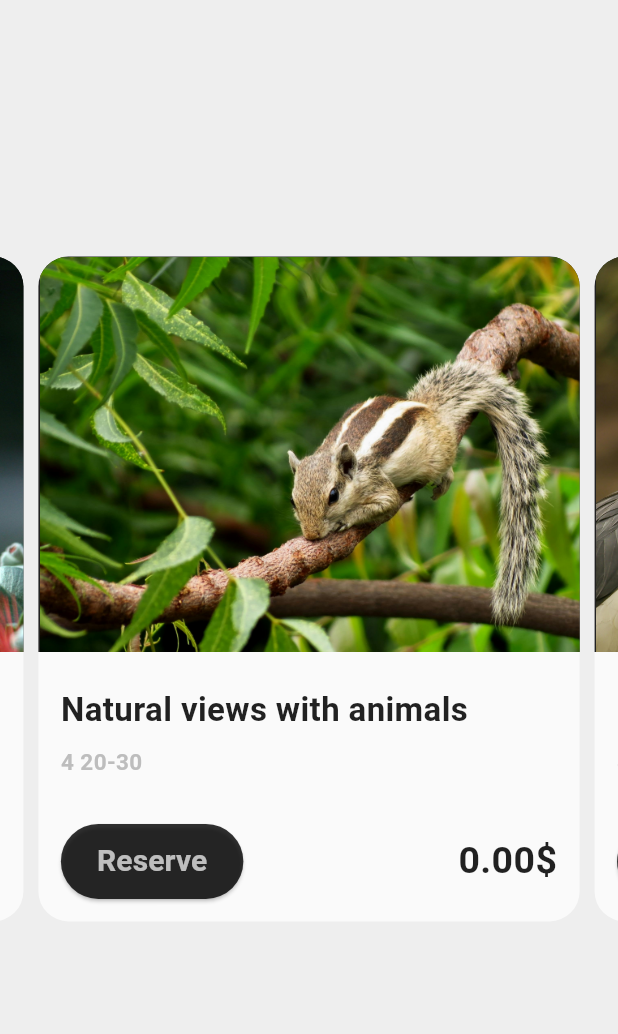
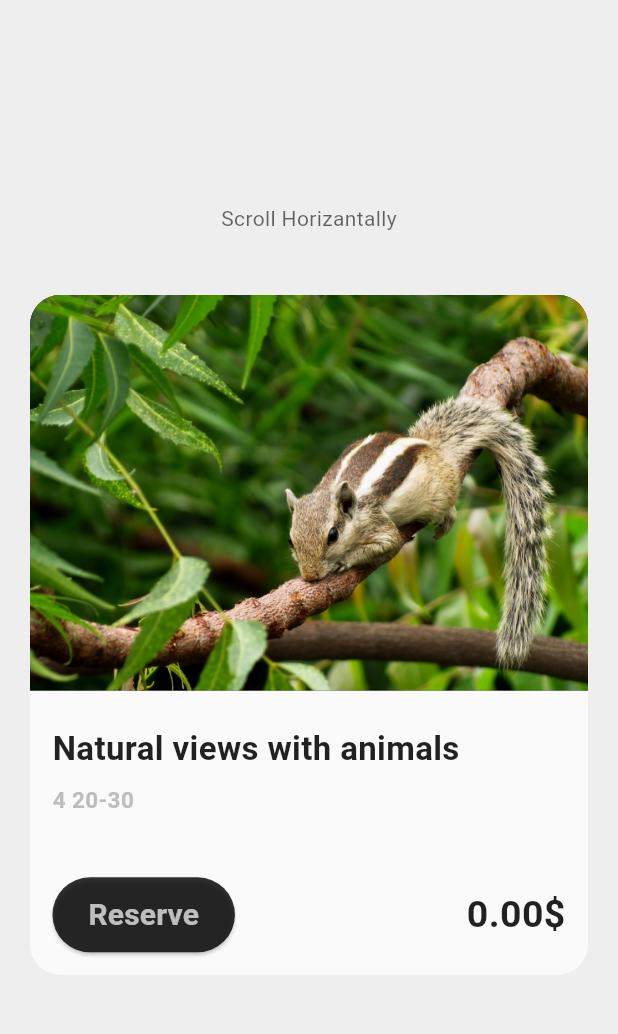
Before and after one commit to AbdulRahmanAMKhalaf/parallax_scroll_effect_app, a Flutter app: the screen it shows after launch, on a phone screen of 412 x 824 dp, the part 71-1105 px from its top. Run offline on Flutter 3.47's test engine with Material 3 defaults, Android fonts, the phone set to English and light mode, and no system bars; drawn by our look-alikes of carousel_slider, flutter_animate; our stand-ins replace responsive_sizer.

Commit message:
Update home_screen_content.dart

```diff
--- a/lib/screens/home_screen_content.dart
+++ b/lib/screens/home_screen_content.dart
@@ -1,4 +1,5 @@
 import 'package:carousel_slider/carousel_slider.dart';
+import 'package:flutter/cupertino.dart';
 import 'package:flutter/material.dart';
 import 'package:flutter_animate/flutter_animate.dart';
 import 'package:parallax_scroll_effect_app/models/home_model.dart';
@@ -18,12 +19,21 @@ class _HomeScreenContentState extends State<HomeScreenContent> {
       mainAxisAlignment: MainAxisAlignment.center,
       crossAxisAlignment: CrossAxisAlignment.start,
       children: [
+        Align(
+          alignment: Alignment.topCenter,
+          child: Text('Scroll Horizantally',
+            style: TextStyle(
+                color: Colors.black.withOpacity(0.6)
+            ),
+          ),
+        ),
+        SizedBox(height: 5.h,),
         CarouselSlider(
             items: List.generate(
                 homeList.length,
                 (index) {
                   return Padding(
-                    padding: const EdgeInsets.all(5.0),
+                    padding: const EdgeInsets.symmetric(horizontal: 20.0),
                     child: Container(
                       decoration: BoxDecoration(
                         color: Colors.white70,
@@ -38,15 +48,12 @@ class _HomeScreenContentState extends State<HomeScreenContent> {
                             decoration:  BoxDecoration(
                               color: Colors.black87,
                               borderRadius: BorderRadius.vertical(top: Radius.circular(20.px)),
+                              image: DecorationImage(
+                                fit: BoxFit.cover,
+                                  image:AssetImage(homeList[index].image)
+                              ),
                             ),
-                            child: ClipRRect(
-                              borderRadius: BorderRadius.vertical(top: Radius.circular(20.px)),
-                              child: Image(
-                                fit: BoxFit.cover,
-                                image: AssetImage(homeList[index].image),
-                              ).animate().moveX(begin: 0,end: 1,duration: 1000.ms).move(duration: 1000.ms),
-                            ),
-                          ),
+                          ).animate().rotate(duration: 1000.ms,begin: 0,end: 1,curve: Curves.easeInOut).fadeIn(duration: 200.ms,curve: Curves.easeInOut),
                           SizedBox(height: 1.h,),
                           Expanded(
                             child: Padding(
@@ -111,7 +118,7 @@ class _HomeScreenContentState extends State<HomeScreenContent> {
                 },),
             options:CarouselOptions(
               height: 55.h,
-              viewportFraction: 0.9,
+              viewportFraction: 1,
               initialPage: 0,
               clipBehavior: Clip.none,
             )
```
